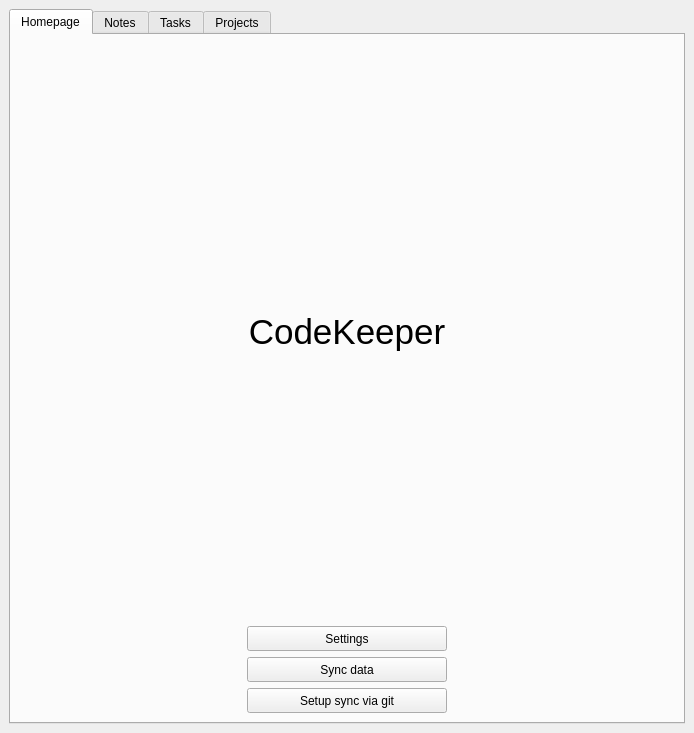
First picture: the form in src/CodeKeeper/mainwindow.ui, repository Nighty3098/CodeKeeper, before the edit.
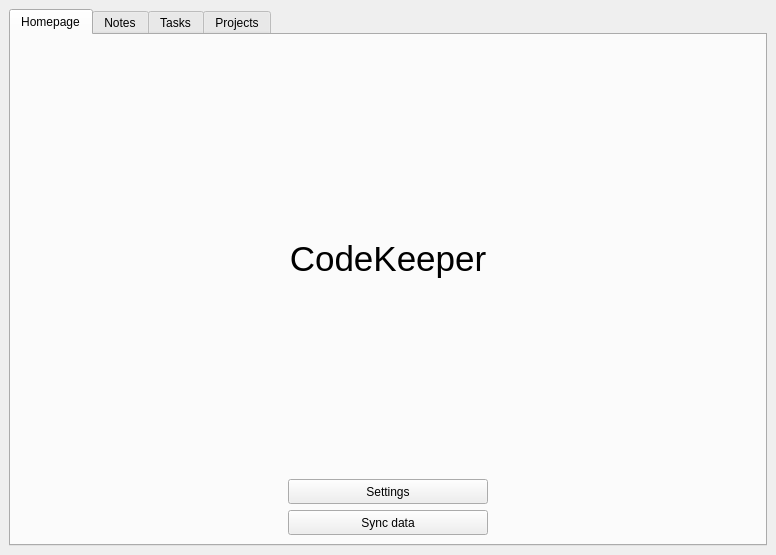
Second picture: the form after the edit. Icons and pictures are not drawn.

Patch:
```diff
--- a/src/CodeKeeper/mainwindow.ui
+++ b/src/CodeKeeper/mainwindow.ui
@@ -6,8 +6,8 @@
    <rect>
     <x>0</x>
     <y>0</y>
-    <width>694</width>
-    <height>733</height>
+    <width>776</width>
+    <height>555</height>
    </rect>
   </property>
   <property name="minimumSize">
@@ -98,38 +98,6 @@
           </item>
          </layout>
         </item>
-        <item>
-         <layout class="QHBoxLayout" name="setupSyncL">
-          <property name="spacing">
-           <number>0</number>
-          </property>
-          <property name="leftMargin">
-           <number>80</number>
-          </property>
-          <property name="rightMargin">
-           <number>80</number>
-          </property>
-          <item>
-           <widget class="QPushButton" name="setupSyncBtn">
-            <property name="minimumSize">
-             <size>
-              <width>0</width>
-              <height>25</height>
-             </size>
-            </property>
-            <property name="maximumSize">
-             <size>
-              <width>200</width>
-              <height>16777215</height>
-             </size>
-            </property>
-            <property name="text">
-             <string>Setup sync via git</string>
-            </property>
-           </widget>
-          </item>
-         </layout>
-        </item>
        </layout>
       </widget>
       <widget class="QWidget" name="notesTab" native="true">
```
